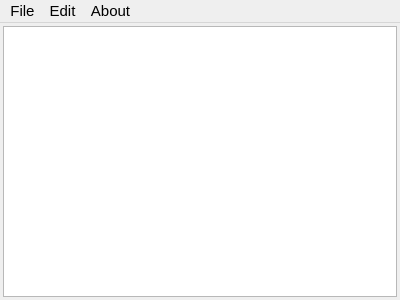
First picture: the form in notepad.ui, repository roman-zm/note2, before the edit.
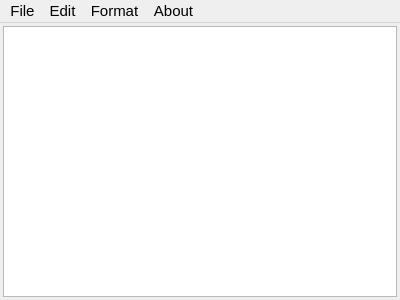
Second picture: the form after the edit.

What changed in the file:
```diff
--- a/notepad.ui
+++ b/notepad.ui
@@ -73,7 +73,7 @@
      <x>0</x>
      <y>0</y>
      <width>400</width>
-     <height>23</height>
+     <height>25</height>
     </rect>
    </property>
    <widget class="QMenu" name="menu">
@@ -101,11 +101,17 @@
     <addaction name="actionRedo"/>
     <addaction name="separator"/>
     <addaction name="actionFind"/>
-    <addaction name="actionFont"/>
+    <addaction name="actionFind_next"/>
+   </widget>
+   <widget class="QMenu" name="menuFormat">
+    <property name="title">
+     <string>Format</string>
+    </property>
     <addaction name="actionLineWrap"/>
    </widget>
    <addaction name="menu"/>
    <addaction name="menuEdit"/>
+   <addaction name="menuFormat"/>
    <addaction name="menuAbout"/>
   </widget>
   <action name="actionOpen">
```
Left out of the diff: 56 changed lines with no effect on the pictures.
